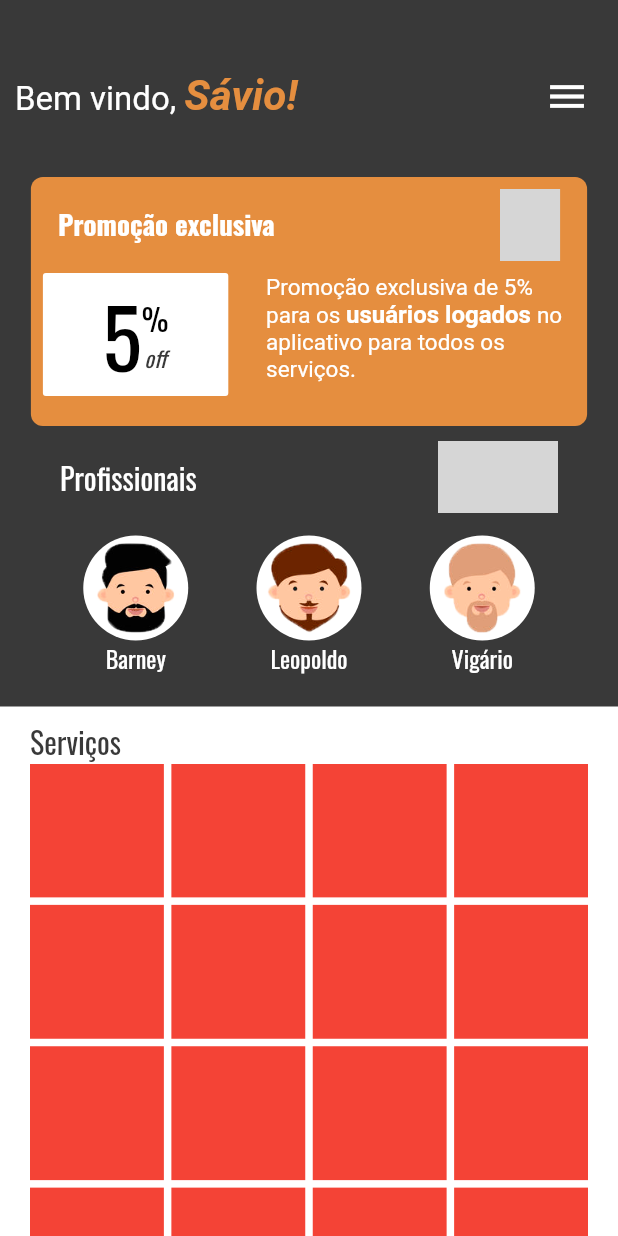
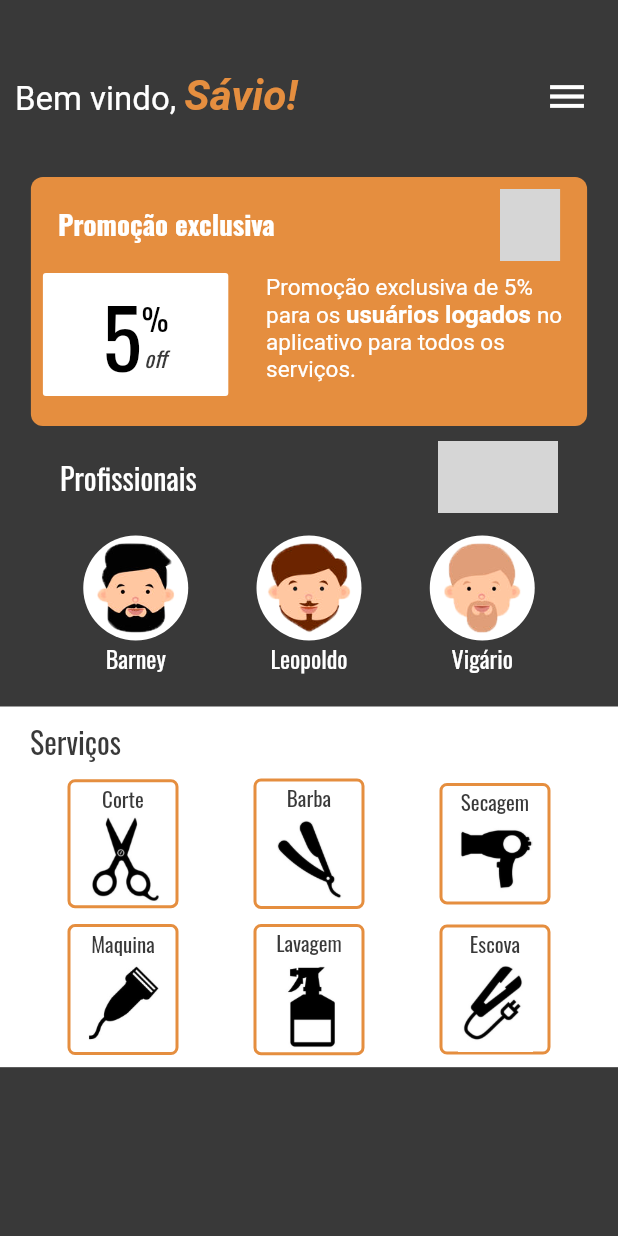
Before and after one commit to JSavioFreire/barber_shop, a Flutter app: the screen it shows once a user with an empty profile is signed in, on a phone screen of 412 x 824 dp. Run offline on Flutter 3.47's test engine with Material 2 defaults, Android fonts, the phone set to English and light mode, and no system bars; drawn by our look-alikes of lottie; our stand-ins replace cloud_firestore, firebase_auth, firebase_core, google_fonts; accounts and stored records are empty; network calls fail; grey boxes are pictures that could not be loaded.

Commit message:
services

```diff
--- /dev/null
+++ b/lib/model/services.dart
@@ -0,0 +1,16 @@
+class Service {
+  String id;
+  String name;
+  String urlImage;
+
+  Service({required this.id, required this.name, required this.urlImage});
+
+  Service.fromMap(Map<String, dynamic> map)
+      : id = map["id"],
+        name = map["name"],
+        urlImage = map["urlImage"];
+
+  Map<String, dynamic> toMap() {
+    return {"id": id, "name": name, "urlImage": urlImage};
+  }
+}
--- /dev/null
+++ b/lib/provider/db/db_provider.dart
@@ -0,0 +1,11 @@
+import 'package:cloud_firestore/cloud_firestore.dart';
+import 'package:flutter/material.dart';
+
+class DbProvider extends ChangeNotifier {
+  FirebaseFirestore db = FirebaseFirestore.instance;
+
+  List listService = [];
+
+
+
+}
--- a/lib/screens/home/components/all_services/services.dart
+++ b/lib/screens/home/components/all_services/services.dart
@@ -7,9 +7,7 @@ class Services extends StatelessWidget {
 
   @override
   Widget build(BuildContext context) {
-    return Padding(
-      padding: const EdgeInsets.only(top: 20),
-      child: Container(
+    return Container(
       color: Colors.white,
       width: MediaQuery.of(context).size.width,
       child: Padding(
@@ -21,19 +19,51 @@ class Services extends StatelessWidget {
               'Serviços',
               style: TextStyle(color: ThemeColors.background, fontSize: 20),
             ),
-              SizedBox(
-                height: 600,
-                child: Expanded(
-                    child: GridView.builder(
-                        gridDelegate: SliverGridDelegateWithFixedCrossAxisCount(
-                          crossAxisCount: 4,
-                          crossAxisSpacing: 5,
-                          mainAxisSpacing: 5,
+            Padding(
+              padding: const EdgeInsets.only(top: 10),
+              child: Column(
+                children: [
+                  Padding(
+                    padding: const EdgeInsets.only(bottom: 10),
+                    child: Row(
+                      mainAxisAlignment: MainAxisAlignment.spaceAround,
+                      children: const <EachService>[
+                        EachService(
+                          name: 'Corte',
+                          image: 'assets/scissor.jpg',
                         ),
-                        itemBuilder: (context, index) => EachService())),
+                        EachService(
+                          name: 'Barba',
+                          image: 'assets/barber.jpg',
+                        ),
+                        EachService(
+                          name: 'Secagem',
+                          image: 'assets/hair.jpg',
                         )
                       ],
                     ),
+                  ),
+                  Row(
+                    mainAxisAlignment: MainAxisAlignment.spaceAround,
+                    children: const <EachService>[
+                      EachService(
+                        name: 'Maquina',
+                        image: 'assets/mac.jpg',
+                      ),
+                      EachService(
+                        name: 'Lavagem',
+                        image: 'assets/clean.jpg',
+                      ),
+                      EachService(
+                        name: 'Escova',
+                        image: 'assets/prog.jpg',
+                      )
+                    ],
+                  ),
+                ],
+              ),
+            )
+          ],
         ),
       ),
     );
--- a/lib/screens/home/components/all_services/widgets/each_service.dart
+++ b/lib/screens/home/components/all_services/widgets/each_service.dart
@@ -1,14 +1,28 @@
+import 'package:barber_shop/theme/theme_colors.dart';
 import 'package:flutter/material.dart';
 
 class EachService extends StatelessWidget {
-  const EachService({super.key});
+  final String name;
+  final String image;
+
+  const EachService({super.key, required this.name, required this.image});
 
   @override
   Widget build(BuildContext context) {
     return Container(
-      width: 50,
-      height: 50,
-      color: Colors.red,
+      padding: const EdgeInsets.symmetric(horizontal: 10),
+      decoration: BoxDecoration(
+          border: Border.all(color: ThemeColors.primary, width: 2),
+          borderRadius: BorderRadius.circular(5)),
+      child: Column(
+        children: <Widget>[
+          Text(
+            name,
+            style: const TextStyle(color: ThemeColors.background),
+          ),
+          SizedBox(width: 50, child: Image.asset(image)),
+        ],
+      ),
     );
   }
 }
--- a/lib/screens/home/home.dart
+++ b/lib/screens/home/home.dart
@@ -28,7 +28,11 @@ class HomeScreen extends StatelessWidget {
               padding: EdgeInsets.symmetric(horizontal: 10),
               child: Professionals(),
             ),
-            Services()
+
+            Padding(
+              padding: EdgeInsets.only(top: 20),
+              child: Services(),
+            )
           ],
         ),
       ),
```
Also changed, not shown: assets/barber.jpg (added), assets/clean.jpg (added), assets/hair.jpg (added), assets/mac.jpg (added), assets/prog.jpg (added), assets/scissor.jpg (added). Lines whose indentation alone changed are shown as unchanged.
